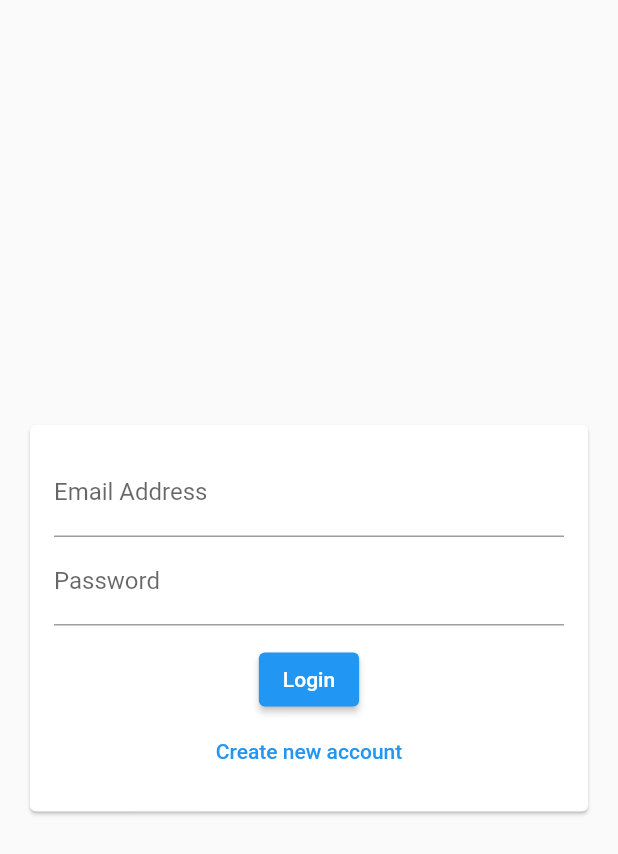
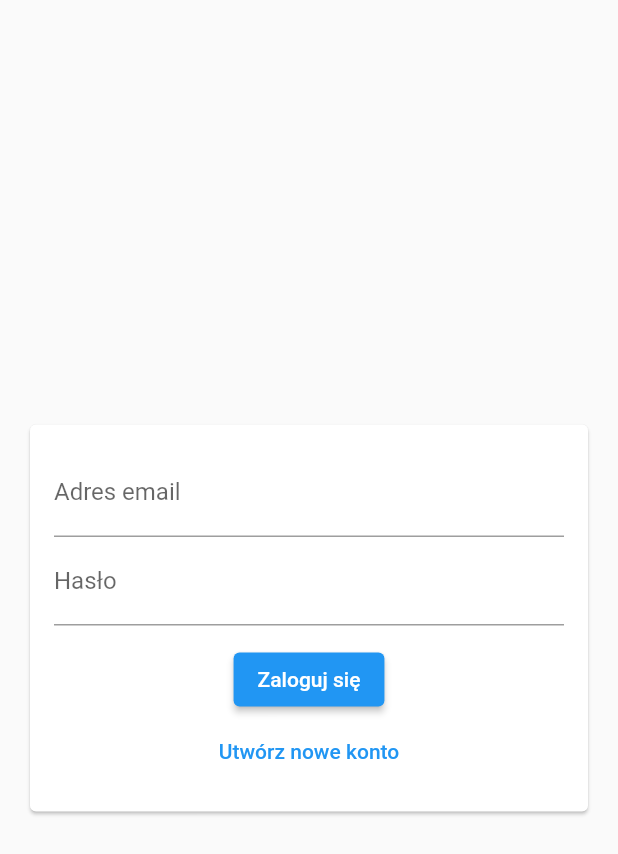
Before and after one commit to patryksew/invoice_manager, a Flutter app: the screen it shows after launch, on a phone screen of 412 x 824 dp. Shown: the top 854 px of the screen. Run offline on Flutter 3.47's test engine with Material 2 defaults, Android fonts, the phone set to English and light mode, and no system bars; our stand-ins replace cloud_firestore, file_picker, firebase_auth, firebase_core, firebase_storage; accounts and stored records are empty.

Commit message:
Change translation

```diff
--- a/lib/screens/auth_screen.dart
+++ b/lib/screens/auth_screen.dart
@@ -74,10 +74,10 @@ class _AuthScreenState extends State<AuthScreen> {
                     TextFormField(
                       key: const ValueKey('email'),
                       keyboardType: TextInputType.emailAddress,
-                      decoration: const InputDecoration(labelText: 'Email Address'),
+                      decoration: const InputDecoration(labelText: 'Adres email'),
                       validator: (val) {
                         if (val == null || val.isEmpty || !val.contains('@')) {
-                          return 'Please enter a valid email address';
+                          return 'Wprowadź poprawny adres email';
                         }
                         return null;
                       },
@@ -89,10 +89,10 @@ class _AuthScreenState extends State<AuthScreen> {
                     TextFormField(
                       key: const ValueKey('password'),
                       obscureText: true,
-                      decoration: const InputDecoration(labelText: 'Password'),
+                      decoration: const InputDecoration(labelText: 'Hasło'),
                       validator: (val) {
                         if (val == null || val.length < 7) {
-                          return 'Please enter a valid password';
+                          return 'Hasło powinno mieć conajmniej 7 znaków';
                         }
                         return null;
                       },
@@ -105,7 +105,7 @@ class _AuthScreenState extends State<AuthScreen> {
                     if (!isLoading)
                       ElevatedButton(
                         onPressed: () => submit(),
-                        child: Text(isLoginMode ? 'Login' : 'Register'),
+                        child: Text(isLoginMode ? 'Zaloguj się' : 'Zarejestruj się'),
                       ),
                     if (!isLoading)
                       TextButton(
@@ -114,7 +114,7 @@ class _AuthScreenState extends State<AuthScreen> {
                               isLoginMode = !isLoginMode;
                             });
                           },
-                          child: Text(isLoginMode ? 'Create new account' : 'I already have an account'))
+                          child: Text(isLoginMode ? 'Utwórz nowe konto' : 'Już mam konto'))
                   ],
                 ),
               ),
```
